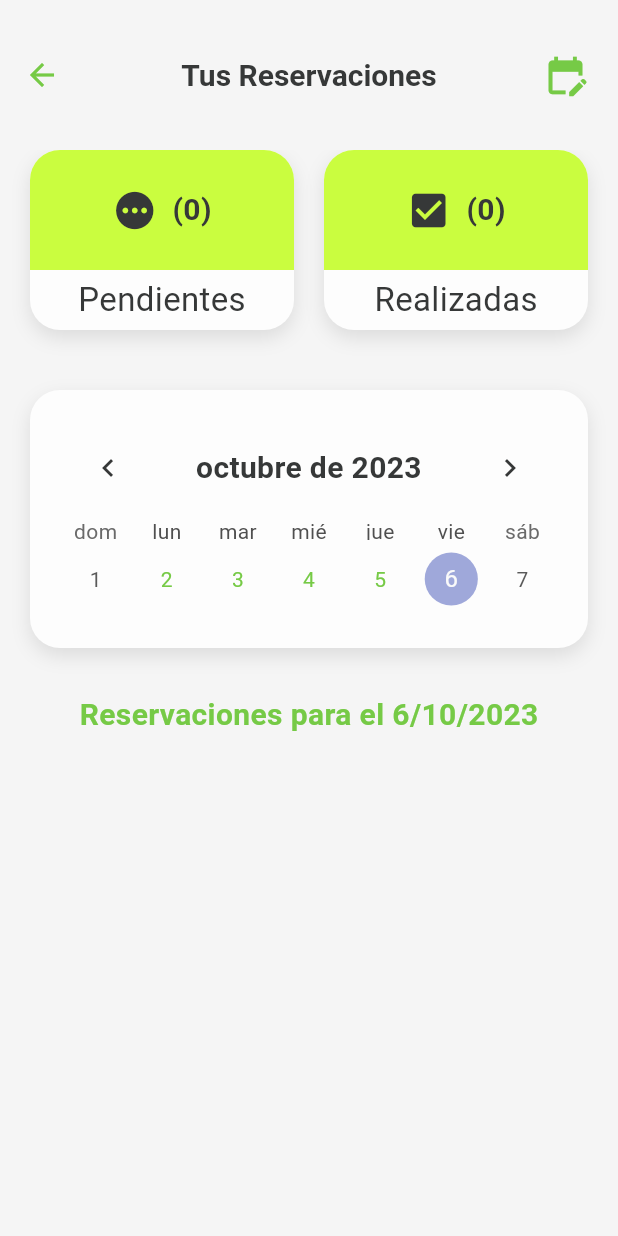
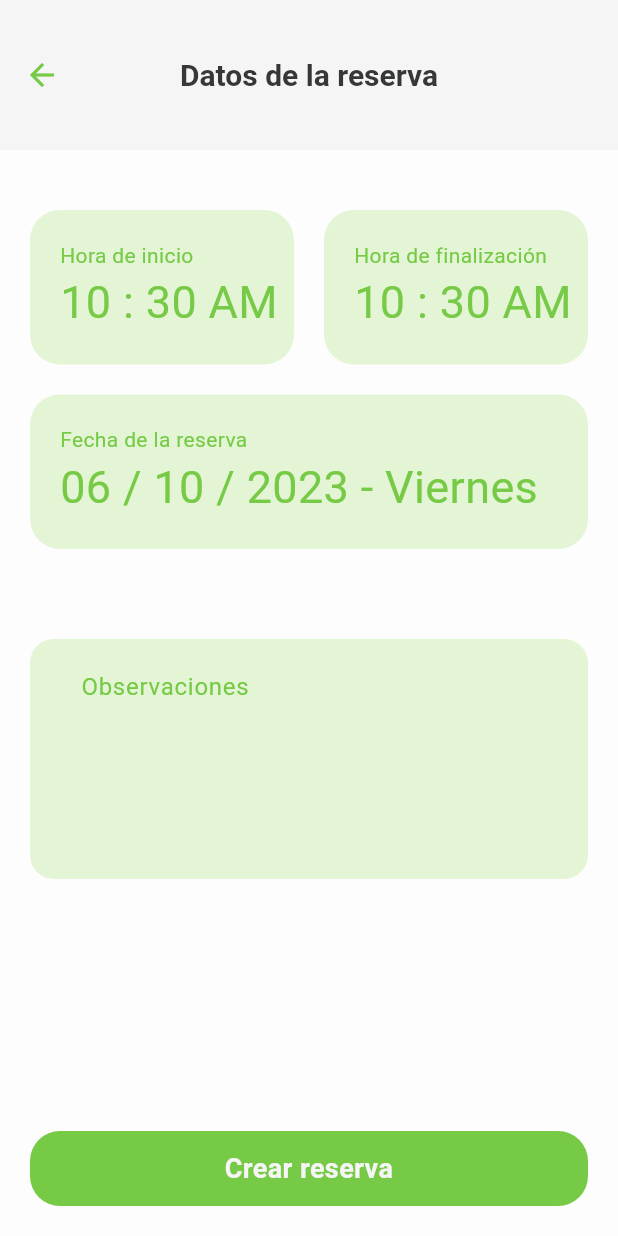
Before and after one commit to jrdeavila/club_valledupar_app, a Flutter app: the ReservationScreen screen opened by its route, after a tap on the "edit calendar" icon, on a phone screen of 412 x 824 dp. Run offline on Flutter 3.47's test engine with Material 2 defaults, Android fonts, the phone set to English and light mode, and no system bars; drawn by our look-alikes of table_calendar; our stand-ins replace dio, flutter_keyboard_visibility, get, get_it, injectable, shared_preferences and 1 more; accounts and stored records are empty; network calls fail; statements that could not run were skipped.

Commit message:
Agregar formulario de registro de reservacion de insumo

```diff
--- a/lib/src/application/use_cases/reservation_use_cases.dart
+++ b/lib/src/application/use_cases/reservation_use_cases.dart
@@ -33,3 +33,14 @@ class FetchInsumeAreasUseCase {
     return await _insumeAreaRepository.getInsumeAreas();
   }
 }
+
+@injectable
+class FetchTypesUseCase {
+  final RespositoryTypesRepository _typeRepository;
+
+  FetchTypesUseCase(this._typeRepository);
+
+  Future<List<TypeReservation>> call() {
+    return _typeRepository.getTypes();
+  }
+}
--- a/lib/src/domain/entities/reservation.dart
+++ b/lib/src/domain/entities/reservation.dart
@@ -2,27 +2,27 @@ import 'package:club_valledupar_app/lib.dart';
 
 class Reservation {
   Reservation({
-    required this.createdAt,
     required this.endDate,
-    required this.id,
+    this.id,
     required this.insumeArea,
     required this.isEver,
     required this.observations,
     required this.startDate,
     required this.typeReservation,
-    required this.updatedAt,
     required this.user,
+    this.updatedAt,
+    this.createdAt,
   });
 
-  final String createdAt;
   final String endDate;
-  final int id;
+  final int? id;
   final InsumeArea insumeArea;
   final bool isEver;
   final List<String> observations;
   final String startDate;
   final TypeReservation typeReservation;
-  final String updatedAt;
+  final String? updatedAt;
+  final String? createdAt;
   final Partner user;
 }
 
--- a/lib/src/domain/repositories/reservation_repository.dart
+++ b/lib/src/domain/repositories/reservation_repository.dart
@@ -9,3 +9,7 @@ abstract class ReservationRepository {
   Future<Reservation> createReservation(Reservation reservation);
   Future<void> deleteReservation(Reservation id);
 }
+
+abstract class RespositoryTypesRepository {
+  Future<List<TypeReservation>> getTypes();
+}
--- a/lib/src/infrastructure/bindings/dependencies.dart
+++ b/lib/src/infrastructure/bindings/dependencies.dart
@@ -7,7 +7,7 @@ import 'package:shared_preferences/shared_preferences.dart';
 abstract class DioModule {
   @lazySingleton
   Dio get dio => Dio(BaseOptions(
-        baseUrl: "http://192.168.5.31/api",
+        baseUrl: "http://localhost/api",
         followRedirects: false,
       ))
         ..interceptors.addAll(interceptors);
--- a/lib/src/infrastructure/repositories/http_reservation_repository.dart
+++ b/lib/src/infrastructure/repositories/http_reservation_repository.dart
@@ -10,7 +10,8 @@ class HttpReservationRepository implements ReservationRepository {
   @override
   Future<Reservation> createReservation(Reservation reservation) {
     return _httpClient
-        .post<JSON>("/reservations/", data: reservationToJson(reservation))
+        .post<JSON>("/reservations/${reservation.user.id}",
+            data: reservationToJson(reservation))
         .then(
           (value) => reservationFromJson(value['data']),
         );
@@ -35,7 +36,21 @@ class HttpInsumeAreaRepository implements InsumeAreaRepository {
   HttpInsumeAreaRepository(this._httpClient);
   @override
   Future<List<InsumeArea>> getInsumeAreas() {
-    return _httpClient.get<JSON>("/insumeareas/").then((value) =>
+    return _httpClient.get<JSON>("/insume-areas").then((value) =>
         value['data'].map<InsumeArea>((e) => insumeAreaFromJson(e)).toList());
   }
 }
+
+@Injectable(as: RespositoryTypesRepository)
+class HttpRespositoryTypesRepository implements RespositoryTypesRepository {
+  final HttpClient _httpClient;
+
+  HttpRespositoryTypesRepository(this._httpClient);
+  @override
+  Future<List<TypeReservation>> getTypes() {
+    return _httpClient.get<JSON>("/type-reservations").then((value) =>
+        value['data']
+            .map<TypeReservation>((e) => typeReservationFromJson(e))
+            .toList());
+  }
+}
--- a/lib/src/presentation/common/theme/color_palete.dart
+++ b/lib/src/presentation/common/theme/color_palete.dart
@@ -6,6 +6,8 @@ abstract class ColorPalete {
     colorScheme: colorScheme,
     appBarTheme: appBarTheme,
     inputDecorationTheme: inputDecorationTheme,
+    timePickerTheme: timePickerTheme,
+    datePickerTheme: datePickerTheme,
     useMaterial3: true,
   );
 
@@ -51,4 +53,12 @@ abstract class ColorPalete {
       color: Color.fromARGB(255, 54, 56, 56),
     ),
   );
+
+  static final TimePickerThemeData timePickerTheme = TimePickerThemeData(
+    backgroundColor: colorScheme.background,
+  );
+
+  static final DatePickerThemeData datePickerTheme = DatePickerThemeData(
+    backgroundColor: colorScheme.background,
+  );
 }
--- a/lib/src/presentation/common/widgets/textfield.dart
+++ b/lib/src/presentation/common/widgets/textfield.dart
@@ -28,9 +28,7 @@ class AppTxtField extends StatelessWidget {
 
   @override
   Widget build(BuildContext context) {
-    final textColor = secondary
-        ? Theme.of(context).colorScheme.onSecondary
-        : Theme.of(context).colorScheme.onSecondary;
+    final textColor = Theme.of(context).colorScheme.primary;
     return TextFormField(
       style: TextStyle(
         color: Theme.of(context).colorScheme.primary,
--- a/lib/src/presentation/features/dashboard/bindings/reservation_bindings.dart
+++ b/lib/src/presentation/features/dashboard/bindings/reservation_bindings.dart
@@ -5,5 +5,6 @@ class ReservationBindings extends Bindings {
   @override
   void dependencies() {
     Get.lazyPut<ReservationController>(() => ReservationController());
+    Get.lazyReplace(() => CreateReservationController());
   }
 }
--- a/lib/src/presentation/features/dashboard/controllers/reservation_controller.dart
+++ b/lib/src/presentation/features/dashboard/controllers/reservation_controller.dart
@@ -1,4 +1,5 @@
 import 'package:club_valledupar_app/lib.dart';
+import 'package:flutter/material.dart';
 import 'package:get/get.dart';
 import 'package:table_calendar/table_calendar.dart';
 
@@ -44,6 +45,14 @@ class ReservationController extends GetxController {
     });
   }
 
+  void onCreateNew() {
+    Get.toNamed(createReservationRoute);
+  }
+
+  void saveReservation(Reservation reservation) {
+    _reservations.add(reservation);
+  }
+
   List<Reservation> getByDay(DateTime day) {
     return _reservations.where((reservation) {
       var parse = dateTimeFromString(reservation.startDate);
@@ -69,3 +78,122 @@ class ReservationController extends GetxController {
     return int.parse(parse);
   }
 }
+
+class CreateReservationController extends GetxController {
+  final ValidatorService _validatorService = getIt<ValidatorService>();
+
+  final Rx<TimeOfDay> _startTime = TimeOfDay.now().obs;
+  final Rx<TimeOfDay> _endTime = TimeOfDay.now().obs;
+  final Rx<DateTime> _date = DateTime.now().obs;
+  final RxList<InsumeArea> _areas = <InsumeArea>[].obs;
+  final RxList<TypeReservation> _types = <TypeReservation>[].obs;
+  final Rx<InsumeArea?> _area = Rx(null);
+  final Rx<TypeReservation?> _type = Rx(null);
+  final RxString _observations = "".obs;
+  final RxMap<String, List> _errors = RxMap();
+
+  TimeOfDay get startTime => _startTime.value;
+  TimeOfDay get endTime => _endTime.value;
+  DateTime get date => _date.value;
+  List<InsumeArea> get areas => _areas;
+  List<TypeReservation> get types => _types;
+  List get errors => _errors.values.expand((element) => element).toList();
+
+  void changeStartTime(TimeOfDay time) {
+    _startTime.value = time;
+  }
+
+  void changeEndTime(TimeOfDay time) {
+    _endTime.value = time;
+  }
+
+  void changeDate(DateTime date) {
+    _date.value = date;
+  }
+
+  void changeArea(int id) {
+    final area = _areas.firstWhere((element) => element.id == id);
+    _area.value = area;
+  }
+
+  void changeType(int id) {
+    final type = _types.firstWhere((element) => element.id == id);
+    _type.value = type;
+  }
+
+  void changeObservations(String value) {
+    _observations.value = value;
+  }
+
+  @override
+  void onReady() {
+    super.onReady();
+    _validatorService.onListen(
+      (value) {
+        _errors.addAll(value);
+      },
+    );
+    _fetchInsumeAreas();
+    _fetchTypes();
+  }
+
+  void _fetchInsumeAreas() {
+    final fetchInsumeAreasUseCase = getIt<FetchInsumeAreasUseCase>();
+    fetchInsumeAreasUseCase().then((areas) {
+      _areas.addAll(areas);
+      _area.value = areas.first;
+    });
+  }
+
+  void _fetchTypes() {
+    final fetchTypesUseCase = getIt<FetchTypesUseCase>();
+    fetchTypesUseCase().then((types) {
+      _types.addAll(types);
+      _type.value = types.first;
+    });
+  }
+
+  void onCreate() {
+    _validatorService.deleteErrors();
+    final partner = Get.find<SessionController>().partner!;
+    final createReservationUseCase = getIt<CreateReservationUseCase>();
+    final reservation = Reservation(
+      user: partner,
+      startDate: _dateTimeToString(date, startTime),
+      endDate: _dateTimeToString(date, endTime),
+      insumeArea: _area.value!,
+      typeReservation: _type.value!,
+      isEver: true,
+      observations: [
+        _observations.value,
+      ],
+    );
+
+    createReservationUseCase(reservation).then((value) {
+      Get.find<ReservationController>().saveReservation(value);
+      Get.back();
+      getIt<BannerService>().showBanner(
+        BannerData(
+          title: "Reserva creada",
+          message: "Reserva creada con exito",
+          type: BannerType.success,
+        ),
+      );
+    });
+  }
+
+  String _dateTimeToString(DateTime date, TimeOfDay time) {
+    final dateTime = DateTime(
+      date.year,
+      date.month,
+      date.day,
+      time.hour,
+      time.minute,
+    );
+    return dateTime.toIso8601String();
+  }
+
+  DateTime dateTimeFromString(String date) {
+    return DateTime.parse(date);
+  }
+}
--- a/lib/src/presentation/features/dashboard/routes/dasboard_routes.dart
+++ b/lib/src/presentation/features/dashboard/routes/dasboard_routes.dart
@@ -6,6 +6,7 @@ const resturantRoute = '/resturant';
 const shoppingCartRoute = '/shopping-cart';
 const orderRoute = '/order';
 const reservationRoute = '/reservation';
+const createReservationRoute = '/create-reservation';
 
 final dashboardPages = [
   GetPage(
@@ -28,4 +29,9 @@ final dashboardPages = [
     page: () => const ReservationScreen(),
     binding: ReservationBindings(),
   ),
+  GetPage(
+    name: createReservationRoute,
+    page: () => const CreateReservationScreen(),
+    binding: ReservationBindings(),
+  ),
 ];
--- /dev/null
+++ b/lib/src/presentation/features/dashboard/screens/create_reservation_screen.dart
@@ -0,0 +1,299 @@
+import 'package:club_valledupar_app/lib.dart';
+import 'package:flutter/material.dart';
+import 'package:get/get.dart';
+
+class CreateReservationScreen extends GetView<CreateReservationController> {
+  const CreateReservationScreen({super.key});
+
+  @override
+  Widget build(BuildContext context) {
+    return Scaffold(
+      appBar: AppBar(
+        toolbarHeight: 100,
+        title: const Text('Datos de la reserva'),
+        centerTitle: true,
+      ),
+      body: Obx(
+        () => SingleChildScrollView(
+          child: Container(
+            padding: const EdgeInsets.all(20),
+            child: Column(
+              children: [
+                if (controller.errors.isNotEmpty)
+                  Container(
+                    padding: const EdgeInsets.all(20),
+                    width: double.infinity,
+                    decoration: BoxDecoration(
+                      borderRadius: BorderRadius.circular(20),
+                      color: Theme.of(context).colorScheme.error,
+                    ),
+                    child: Column(
+                      crossAxisAlignment: CrossAxisAlignment.start,
+                      children: [
+                        Text(
+                          "UPS!",
+                          style: TextStyle(
+                            fontSize: 20,
+                            fontWeight: FontWeight.bold,
+                            color: Theme.of(context).colorScheme.onError,
+                          ),
+                        ),
+                        ...controller.errors.map(
+                          (e) => Text(
+                            e,
+                            style: TextStyle(
+                              color: Theme.of(context).colorScheme.onError,
+                              fontSize: 16.0,
+                            ),
+                          ),
+                        ),
+                      ],
+                    ),
+                  ),
+                const SizedBox(height: 20),
+                Row(
+                  mainAxisAlignment: MainAxisAlignment.center,
+                  children: [
+                    Expanded(
+                      child: ClockTimeCard(
+                        label: 'Hora de inicio',
+                        time: controller.startTime,
+                        onChangeDate: (value) {
+                          controller.changeStartTime(value);
+                        },
+                      ),
+                    ),
+                    const SizedBox(width: 20),
+                    Expanded(
+                      child: ClockTimeCard(
+                        label: 'Hora de finalización',
+                        time: controller.endTime,
+                        onChangeDate: (value) {
+                          controller.changeEndTime(value);
+                        },
+                      ),
+                    ),
+                  ],
+                ),
+                const SizedBox(height: 20),
+                DateTimeCard(
+                  label: 'Fecha de la reserva',
+                  date: controller.date,
+                  onChangeDate: (value) {
+                    controller.changeDate(value);
+                  },
+                ),
+                const SizedBox(height: 20),
+                if (controller.types.isNotEmpty)
+                  DropDownCard(
+                    label: "Tipo de reserva",
+                    items: controller.types.map(
+                      (e) => DropDownCardItem(
+                        id: e.id,
+                        title: e.name,
+                        desc: e.desc,
+                      ),
+                    ),
+                    onChangeId: (value) {
+                      controller.changeType(value);
+                    },
+                  ),
+                const SizedBox(height: 20),
+                if (controller.areas.isNotEmpty)
+                  DropDownCard(
+                    label: "Insumo a reservar",
+                    items: controller.areas.map(
+                      (e) => DropDownCardItem(
+                        id: e.id,
+                        title: e.name,
+                        desc: e.desc,
+                      ),
+                    ),
+                    onChangeId: (value) {
+                      controller.changeArea(value);
+                    },
+                  ),
+                const SizedBox(height: 20),
+                AppTxtField(
+                  onChange: (value) {
+                    controller.changeObservations(value);
+                  },
+                  hintText: "Observaciones",
+                  minLines: 5,
+                  maxLines: 5,
+                ),
+              ],
+            ),
+          ),
+        ),
+      ),
+      bottomNavigationBar: Container(
+        color: Theme.of(context).colorScheme.background,
+        padding: const EdgeInsets.all(20),
+        child: Material(
+          color: Colors.transparent,
+          child: AppRoundedButton(
+            padding: EdgeInsets.zero,
+            radius: 20.0,
+            label: 'Crear reserva',
+            onTap: () {
+              controller.onCreate();
+            },
+          ),
+        ),
+      ),
+    );
+  }
+}
+
+class DropDownCard extends StatefulWidget {
+  const DropDownCard({
+    super.key,
+    required this.label,
+    required this.items,
+    required this.onChangeId,
+  });
+
+  final String label;
+  final Iterable<DropDownCardItem> items;
+  final void Function(int) onChangeId;
+
+  @override
+  State<DropDownCard> createState() => _DropDownCardState();
+}
+
+class _DropDownCardState extends State<DropDownCard> {
+  late int _currentId;
+
+  @override
+  void initState() {
+    super.initState();
+    _currentId = widget.items.first.id;
+  }
+
+  @override
+  Widget build(BuildContext context) {
+    return GestureDetector(
+      child: Container(
+        padding: const EdgeInsets.symmetric(vertical: 20.0, horizontal: 20.0),
+        width: double.infinity,
+        decoration: BoxDecoration(
+          borderRadius: BorderRadius.circular(20),
+          color: Theme.of(context).colorScheme.onBackground,
+        ),
+        child: Column(
+          crossAxisAlignment: CrossAxisAlignment.start,
+          children: [
+            Text(
+              widget.label,
+              style: TextStyle(
+                fontSize: 14,
+                color: Theme.of(context).colorScheme.primary,
+              ),
+            ),
+            const SizedBox(height: 10),
+            Text(
+              widget.items
+                  .firstWhere((e) => e.id == _currentId,
+                      orElse: () => DropDownCardItem(
+                            id: 0,
+                            title: "Selecciona un tipo de reserva",
+                            desc: "",
+                          ))
+                  .title
+                  .toUpperCase(),
+              style: TextStyle(
+                fontSize: 24,
+                color: Theme.of(context).colorScheme.primary,
+              ),
+            ),
+          ],
+        ),
+      ),
+      onTap: () {
+        showModalBottomSheet(
+          context: context,
+          backgroundColor: Theme.of(context).colorScheme.onBackground,
+          builder: (context) {
+            return Container(
+              padding: const EdgeInsets.all(20),
+              child: Column(
+                mainAxisSize: MainAxisSize.min,
+                children: [
+                  Text(
+                    "Selecciona un tipo de reserva",
+                    style: TextStyle(
+                      fontSize: 20,
+                      fontWeight: FontWeight.bold,
+                      color: Theme.of(context).colorScheme.primary,
+                    ),
+                  ),
+                  const SizedBox(height: 20),
+                  ...widget.items.map(
+                    (e) => GestureDetector(
+                      onTap: () {
+                        widget.onChangeId(e.id);
+                        setState(() {
+                          _currentId = e.id;
+                        });
+                        Get.back();
+                      },
+                      child: Column(
+                        children: [
+                          Container(
+                            margin: const EdgeInsets.only(bottom: 10),
+                            padding: const EdgeInsets.symmetric(
+                                vertical: 10.0, horizontal: 20.0),
+                            width: double.infinity,
+                            decoration: BoxDecoration(
+                              borderRadius: BorderRadius.circular(20),
+                              color: Theme.of(context).colorScheme.primary,
+                            ),
+                            child: Column(
+                              crossAxisAlignment: CrossAxisAlignment.start,
+                              children: [
+                                Text(
+                                  e.title,
+                                  style: TextStyle(
+                                    fontSize: 20,
+                                    fontWeight: FontWeight.bold,
+                                    color:
+                                        Theme.of(context).colorScheme.onPrimary,
+                                  ),
+                                ),
+                                Text(
+                                  e.desc,
+                                  style: TextStyle(
+                                    fontSize: 14,
+                                    color:
+                                        Theme.of(context).colorScheme.onPrimary,
+                                  ),
+                                ),
+                              ],
+                            ),
+                          ),
+                        ],
+                      ),
+                    ),
+                  ),
+                ],
+              ),
+            );
+          },
+        );
+      },
+    );
+  }
+}
+
+class DropDownCardItem {
+  final int id;
+  final String title;
+  final String desc;
+
+  DropDownCardItem({
+    required this.id,
+    required this.title,
+    required this.desc,
+  });
+}
--- a/lib/src/presentation/features/dashboard/screens/reservation_screen.dart
+++ b/lib/src/presentation/features/dashboard/screens/reservation_screen.dart
@@ -16,7 +16,9 @@ class ReservationScreen extends GetView<ReservationController> {
         centerTitle: true,
         actions: [
           GestureDetector(
-              onTap: () {},
+              onTap: () {
+                controller.onCreateNew();
+              },
               child: const Icon(
                 Icons.edit_calendar,
                 size: 30,
@@ -70,7 +72,7 @@ class ReservationScreen extends GetView<ReservationController> {
                         title: reservation.typeReservation.name,
                         desc: "Reservado para ${reservation.insumeArea.name}",
                         isDone: controller.isDone(reservation.endDate),
-                        createdAt: controller.timeAgo(reservation.createdAt),
+                        createdAt: controller.timeAgo(reservation.createdAt!),
                         color: controller.color(reservation.insumeArea.color),
                       );
                     }).toList(),
--- a/lib/src/presentation/features/dashboard/screens/screens.dart
+++ b/lib/src/presentation/features/dashboard/screens/screens.dart
@@ -1,3 +1,4 @@
+export 'create_reservation_screen.dart';
 export 'dashboard_screen.dart';
 export 'menu_tag_item.dart';
 export 'order_screen.dart';
--- /dev/null
+++ b/lib/src/presentation/features/dashboard/widgets/clock_time_card.dart
@@ -0,0 +1,57 @@
+import 'package:flutter/material.dart';
+
+class ClockTimeCard extends StatelessWidget {
+  const ClockTimeCard({
+    super.key,
+    required this.time,
+    required this.label,
+    required this.onChangeDate,
+  });
+
+  final String label;
+  final TimeOfDay time;
+  final void Function(TimeOfDay) onChangeDate;
+
+  @override
+  Widget build(BuildContext context) {
+    return GestureDetector(
+      onTap: () {
+        showTimePicker(
+          context: context,
+          initialTime: time,
+        ).then((value) {
+          if (value != null) {
+            onChangeDate(value);
+          }
+        });
+      },
+      child: Container(
+        decoration: BoxDecoration(
+          color: Theme.of(context).colorScheme.onBackground,
+          borderRadius: BorderRadius.circular(20),
+        ),
+        padding: const EdgeInsets.all(20),
+        child: Column(
+          crossAxisAlignment: CrossAxisAlignment.start,
+          mainAxisSize: MainAxisSize.min,
+          children: [
+            Text(label, style: const TextStyle(fontSize: 14.0)),
+            Row(
+              children: [
+                Text(time.hourOfPeriod.toString().padLeft(2, '0'),
+                    style: const TextStyle(fontSize: 30)),
+                const Text(' : ', style: TextStyle(fontSize: 30)),
+                Text(time.minute.toString().padLeft(2, '0'),
+                    style: const TextStyle(fontSize: 30)),
+                Text(
+                  time.period == DayPeriod.am ? ' AM' : ' PM',
+                  style: const TextStyle(fontSize: 30),
+                ),
+              ],
+            ),
+          ],
+        ),
+      ),
+    );
+  }
+}
--- /dev/null
+++ b/lib/src/presentation/features/dashboard/widgets/datetime_card.dart
@@ -0,0 +1,68 @@
+import 'package:flutter/material.dart';
+import 'package:get/get.dart';
+import 'package:intl/intl.dart';
+
+class DateTimeCard extends StatelessWidget {
+  const DateTimeCard({
+    super.key,
+    required this.date,
+    required this.label,
+    required this.onChangeDate,
+  });
+
+  final String label;
+  final DateTime date;
+  final void Function(DateTime) onChangeDate;
+
+  @override
+  Widget build(BuildContext context) {
+    return GestureDetector(
+      onTap: () {
+        showDatePicker(
+          context: context,
+          initialDate: date,
+          firstDate: DateTime.now(),
+          lastDate: DateTime.now().add(const Duration(days: 30)),
+        ).then((value) {
+          if (value != null) {
+            onChangeDate(value);
+          }
+        });
+      },
+      child: Container(
+        decoration: BoxDecoration(
+          color: Theme.of(context).colorScheme.onBackground,
+          borderRadius: BorderRadius.circular(20),
+        ),
+        padding: const EdgeInsets.all(20),
+        child: Column(
+          crossAxisAlignment: CrossAxisAlignment.start,
+          mainAxisSize: MainAxisSize.min,
+          children: [
+            Text(label, style: const TextStyle(fontSize: 14.0)),
+            Row(
+              children: [
+                Text(date.day.toString().padLeft(2, '0'),
+                    style: const TextStyle(fontSize: 30)),
+                const Text(' / ', style: TextStyle(fontSize: 30)),
+                Text(date.month.toString().padLeft(2, '0'),
+                    style: const TextStyle(fontSize: 30)),
+                const Text(' / ', style: TextStyle(fontSize: 30)),
+                Text(
+                  date.year.toString(),
+                  style: const TextStyle(fontSize: 30),
+                ),
+                const Text(' - ', style: TextStyle(fontSize: 30)),
+                // Day Name
+                Text(
+                  DateFormat('EEEE', 'es_CO').format(date).capitalize!,
+                  style: const TextStyle(fontSize: 30),
+                ),
+              ],
+            ),
+          ],
+        ),
+      ),
+    );
+  }
+}
--- a/lib/src/presentation/features/dashboard/widgets/widgets.dart
+++ b/lib/src/presentation/features/dashboard/widgets/widgets.dart
@@ -1,6 +1,8 @@
 export 'bottom_bar.dart';
+export 'clock_time_card.dart';
 export 'concret_order.dart';
 export 'dashboard_card.dart';
+export 'datetime_card.dart';
 export 'order_item.dart';
 export 'product_card_item.dart';
 export 'shopping_item.dart';
```
Also changed, not shown: lib/src/infrastructure/bindings/injectable.config.dart.
